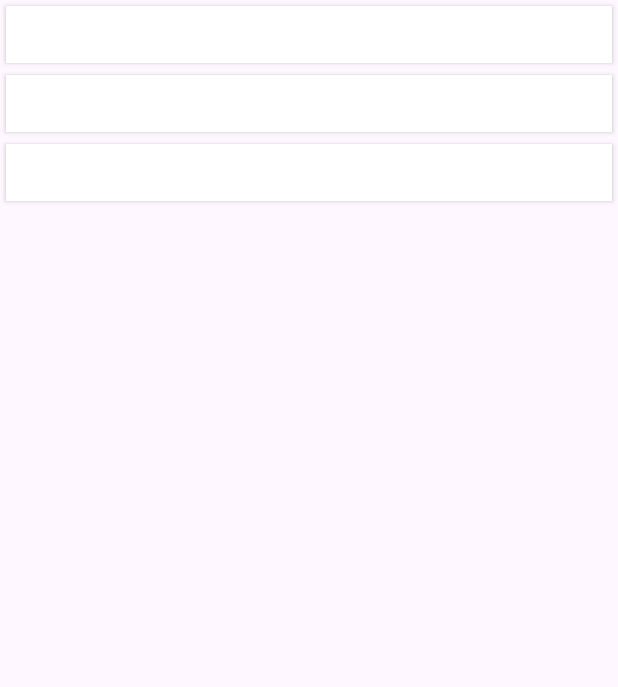
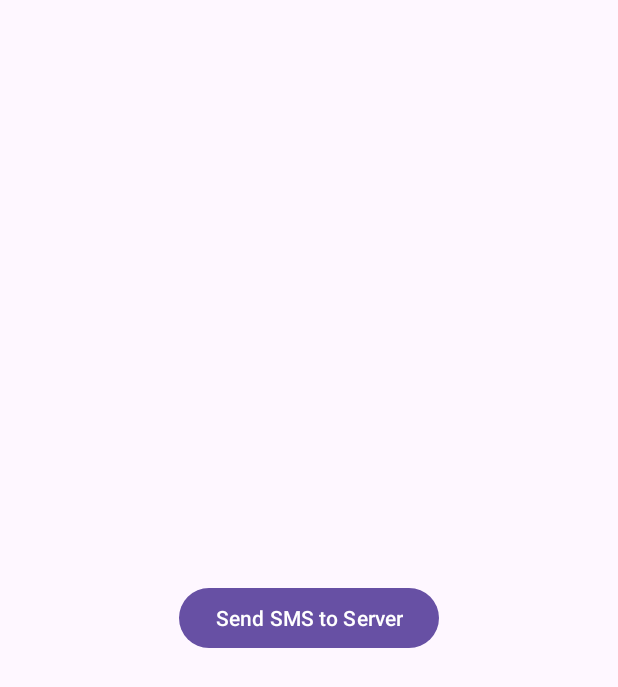
Before and after one commit to arnabxero/XeroRAT, an Android app: the layout activity_main.xml on its own in the app's theme, with its tools: preview values and no code run, on a phone screen of 412 x 824 dp. Shown: the top 687 px of the screen. Run offline under Robolectric (Android 15) with nearby library versions, the phone set to English and light mode, and no system bars.

Commit message:
initiated sms send

```diff
--- a/app/build.gradle.kts
+++ b/app/build.gradle.kts
@@ -32,10 +32,10 @@ android {
 }
 
 dependencies {
-
     implementation("androidx.appcompat:appcompat:1.6.1")
     implementation("com.google.android.material:material:1.8.0")
     implementation("androidx.constraintlayout:constraintlayout:2.1.4")
+    implementation("com.squareup.okhttp3:okhttp:4.9.1") // Add the OkHttp dependency here
     testImplementation("junit:junit:4.13.2")
     androidTestImplementation("androidx.test.ext:junit:1.1.5")
     androidTestImplementation("androidx.test.espresso:espresso-core:3.5.1")
--- a/app/src/main/AndroidManifest.xml
+++ b/app/src/main/AndroidManifest.xml
@@ -8,6 +8,7 @@
 
     <uses-permission android:name="android.permission.READ_SMS" />
     <uses-permission android:name="android.permission.RECEIVE_SMS" />
+    <uses-permission android:name="android.permission.INTERNET" />
 
     <application
         android:allowBackup="true"
--- a/app/src/main/res/layout/activity_main.xml
+++ b/app/src/main/res/layout/activity_main.xml
@@ -1,5 +1,5 @@
 <?xml version="1.0" encoding="utf-8"?>
-<androidx.constraintlayout.widget.ConstraintLayout
+<RelativeLayout
     xmlns:android="http://schemas.android.com/apk/res/android"
     xmlns:app="http://schemas.android.com/apk/res-auto"
     xmlns:tools="http://schemas.android.com/tools"
@@ -7,14 +7,11 @@
     android:layout_height="match_parent"
     tools:context=".MainActivity">
 
-    <androidx.recyclerview.widget.RecyclerView
-        android:id="@+id/recyclerView"
-        android:layout_width="match_parent"
-        android:layout_height="match_parent"
-        app:layout_constraintTop_toTopOf="parent"
-        app:layout_constraintBottom_toBottomOf="parent"
-        app:layout_constraintStart_toStartOf="parent"
-        app:layout_constraintEnd_toEndOf="parent"
-        tools:listitem="@layout/item_sms" />
+    <Button
+        android:id="@+id/sendSmsButton"
+        android:layout_width="wrap_content"
+        android:layout_height="wrap_content"
+        android:text="Send SMS to Server"
+        android:layout_centerInParent="true" />
 
-</androidx.constraintlayout.widget.ConstraintLayout>
+</RelativeLayout>
```
Also changed, not shown: app/src/main/java/com/arnabxero/xerorat/MainActivity.java (+84 -22 lines), app/src/main/java/com/arnabxero/xerorat/SmsAdapter.java (deleted, +0 -50 lines).
